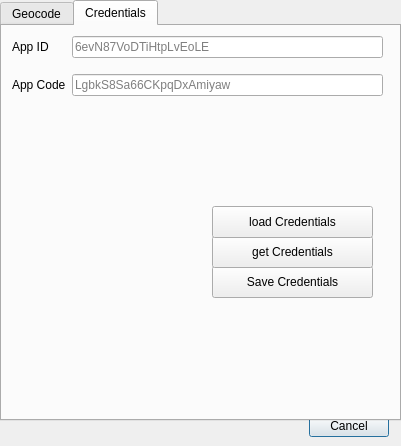
This is hereqgis_dialog_base.ui in riccardoklinger/Hqgis as Qt 5 draws it before an edit. The edited form follows.
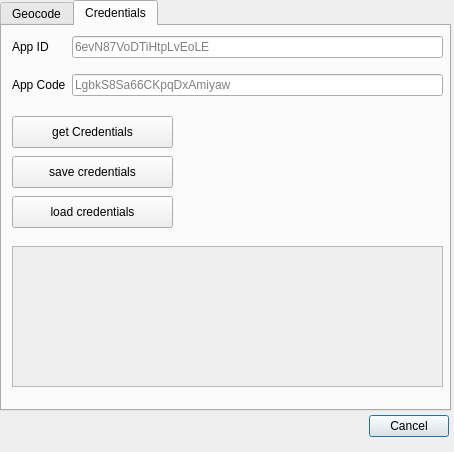
This is the edited form. The open tabs and pages were chosen to show the change.

Commit message: default locations for credentials

Diff of the .ui file:
```diff
--- a/hereqgis_dialog_base.ui
+++ b/hereqgis_dialog_base.ui
@@ -6,8 +6,8 @@
    <rect>
     <x>0</x>
     <y>0</y>
-    <width>401</width>
-    <height>446</height>
+    <width>454</width>
+    <height>452</height>
    </rect>
   </property>
   <property name="windowTitle">
@@ -16,7 +16,7 @@
   <widget class="QDialogButtonBox" name="button_box">
    <property name="geometry">
     <rect>
-     <x>280</x>
+     <x>340</x>
      <y>410</y>
      <width>109</width>
      <height>32</height>
@@ -37,8 +37,8 @@
     <rect>
      <x>0</x>
      <y>0</y>
-     <width>401</width>
-     <height>421</height>
+     <width>451</width>
+     <height>411</height>
     </rect>
    </property>
    <property name="currentIndex">
@@ -287,7 +287,7 @@
       <rect>
        <x>10</x>
        <y>0</y>
-       <width>371</width>
+       <width>431</width>
        <height>81</height>
       </rect>
      </property>
@@ -325,21 +325,21 @@
     <widget class="QPushButton" name="saveCreds">
      <property name="geometry">
       <rect>
-       <x>210</x>
-       <y>240</y>
+       <x>10</x>
+       <y>130</y>
        <width>161</width>
        <height>32</height>
       </rect>
      </property>
      <property name="text">
-      <string>Save Credentials</string>
+      <string>save credentials</string>
      </property>
     </widget>
     <widget class="QPushButton" name="getCreds">
      <property name="geometry">
       <rect>
-       <x>210</x>
-       <y>210</y>
+       <x>10</x>
+       <y>90</y>
        <width>161</width>
        <height>32</height>
       </rect>
@@ -351,14 +351,27 @@
     <widget class="QPushButton" name="loadCreds">
      <property name="geometry">
       <rect>
-       <x>210</x>
-       <y>180</y>
+       <x>10</x>
+       <y>170</y>
        <width>161</width>
        <height>32</height>
       </rect>
      </property>
      <property name="text">
-      <string>load Credentials</string>
+      <string>load credentials</string>
+     </property>
+    </widget>
+    <widget class="QTextBrowser" name="credentialInteraction">
+     <property name="enabled">
+      <bool>false</bool>
+     </property>
+     <property name="geometry">
+      <rect>
+       <x>10</x>
+       <y>220</y>
+       <width>431</width>
+       <height>141</height>
+      </rect>
      </property>
     </widget>
    </widget>
```
Left out of the diff: 20 changed lines with no effect on the pictures. The commit also changes 6 other files.
